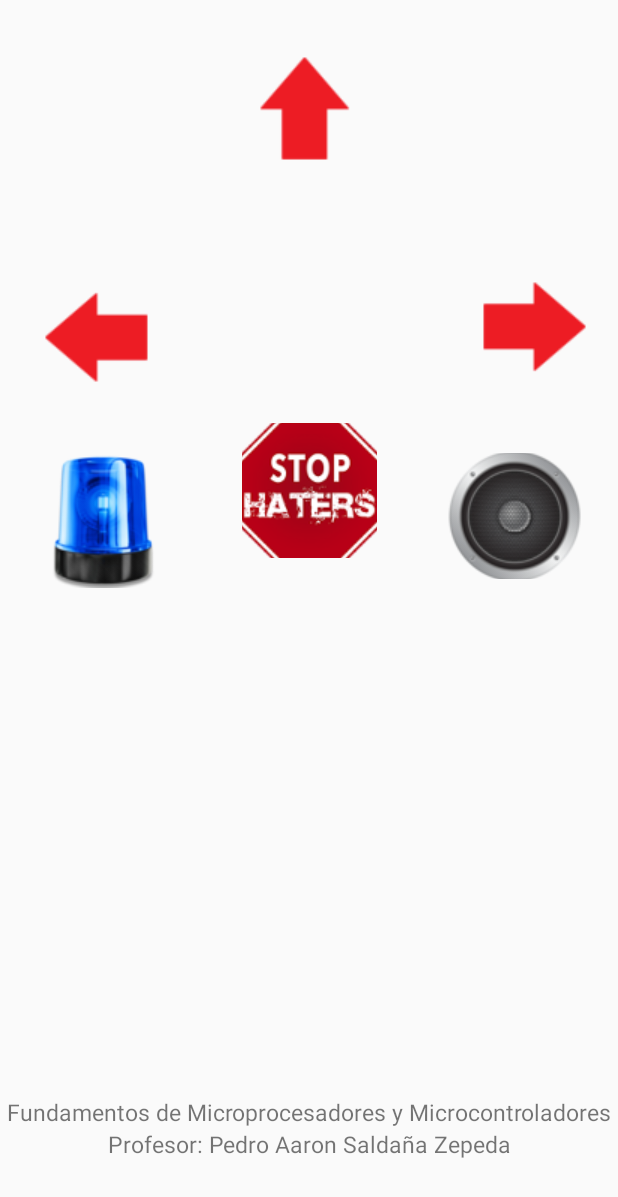
After one commit to jcop91/ControlRemote, an Android app: the layout activity_controlremote.xml on its own in the app's theme, with its tools: preview values and no code run, on a phone screen of 412 x 824 dp. The commit adds this screen. Shown: the top 1197 px of the screen. Run offline under Robolectric (Android 15) with nearby library versions, the phone set to English and light mode, and no system bars.

Commit message:
Actualizar Proyecto

```diff
--- /dev/null
+++ b/app/src/main/res/layout/activity_controlremote.xml
@@ -0,0 +1,129 @@
+<?xml version="1.0" encoding="utf-8"?>
+<android.support.constraint.ConstraintLayout xmlns:android="http://schemas.android.com/apk/res/android"
+    xmlns:app="http://schemas.android.com/apk/res-auto"
+    xmlns:tools="http://schemas.android.com/tools"
+    android:layout_width="match_parent"
+    android:layout_height="match_parent"
+    tools:layout_editor_absoluteY="81dp">
+
+    <ImageButton
+        android:id="@+id/ibLuz"
+        android:layout_width="90dp"
+        android:layout_height="90dp"
+        android:layout_marginStart="24dp"
+        android:layout_marginTop="36dp"
+        android:background="@android:color/transparent"
+        android:contentDescription="@string/Descripcion"
+        android:visibility="visible"
+        app:layout_constraintStart_toStartOf="parent"
+        app:layout_constraintTop_toBottomOf="@+id/ibIzquierda"
+        app:srcCompat="@drawable/foco_icon"
+        tools:ignore="MissingConstraints" />
+
+    <ImageButton
+        android:id="@+id/ibClaxon"
+        android:layout_width="90dp"
+        android:layout_height="84dp"
+        android:layout_marginTop="36dp"
+        android:layout_marginEnd="24dp"
+        android:background="@android:color/transparent"
+        android:contentDescription="@string/Descripcion"
+        android:visibility="visible"
+        app:layout_constraintEnd_toEndOf="parent"
+        app:layout_constraintTop_toBottomOf="@+id/ibDerecha"
+        app:srcCompat="@drawable/claxon_icon"
+        tools:ignore="MissingConstraints" />
+
+    <ImageButton
+        android:id="@+id/ibDerecha"
+        android:layout_width="90dp"
+        android:layout_height="90dp"
+        android:layout_marginStart="8dp"
+        android:layout_marginTop="176dp"
+        android:layout_marginEnd="16dp"
+        android:background="@android:color/transparent"
+        android:contentDescription="@string/Descripcion"
+        app:layout_constraintEnd_toEndOf="parent"
+        app:layout_constraintHorizontal_bias="1.0"
+        app:layout_constraintStart_toEndOf="@+id/ibDetener"
+        app:layout_constraintTop_toTopOf="parent"
+        app:srcCompat="@drawable/flechaderecha"
+        tools:ignore="MissingConstraints" />
+
+    <ImageButton
+        android:id="@+id/ibAvanza"
+        android:layout_width="90dp"
+        android:layout_height="90dp"
+        android:layout_marginStart="8dp"
+        android:layout_marginTop="32dp"
+        android:layout_marginEnd="8dp"
+        android:background="@android:color/transparent"
+        android:contentDescription="@string/Descripcion"
+        app:layout_constraintEnd_toEndOf="parent"
+        app:layout_constraintStart_toStartOf="parent"
+        app:layout_constraintTop_toTopOf="parent"
+        app:srcCompat="@drawable/flechaarriba"
+        tools:ignore="MissingConstraints" />
+
+    <ImageButton
+        android:id="@+id/ibIzquierda"
+        android:layout_width="90dp"
+        android:layout_height="90dp"
+        android:layout_marginStart="24dp"
+        android:layout_marginTop="176dp"
+        android:layout_marginEnd="8dp"
+        android:background="@android:color/transparent"
+        android:contentDescription="@string/Descripcion"
+        app:layout_constraintEnd_toStartOf="@+id/ibDetener"
+        app:layout_constraintHorizontal_bias="0.0"
+        app:layout_constraintStart_toStartOf="parent"
+        app:layout_constraintTop_toTopOf="parent"
+        app:srcCompat="@drawable/flechaizquierda"
+        tools:ignore="MissingConstraints" />
+
+    <ImageButton
+        android:id="@+id/ibDetener"
+        android:layout_width="90dp"
+        android:layout_height="90dp"
+        android:layout_marginStart="8dp"
+        android:layout_marginTop="8dp"
+        android:layout_marginEnd="8dp"
+        android:layout_marginBottom="8dp"
+        android:background="@android:color/transparent"
+        android:contentDescription="@string/Descripcion"
+        app:layout_constraintBottom_toBottomOf="parent"
+        app:layout_constraintEnd_toEndOf="parent"
+        app:layout_constraintStart_toStartOf="parent"
+        app:layout_constraintTop_toTopOf="parent"
+        app:layout_constraintVertical_bias="0.382"
+        app:srcCompat="@drawable/stop_h"
+        tools:ignore="MissingConstraints" />
+
+    <LinearLayout
+        android:layout_width="match_parent"
+        android:layout_height="81dp"
+        android:layout_marginTop="8dp"
+        android:layout_marginBottom="8dp"
+        android:orientation="vertical"
+        app:layout_constraintBottom_toBottomOf="parent"
+        app:layout_constraintTop_toBottomOf="@+id/ibDetener"
+        app:layout_constraintVertical_bias="0.989"
+        tools:ignore="MissingConstraints"
+        tools:layout_editor_absoluteX="0dp">
+
+        <TextView
+            android:layout_width="match_parent"
+            android:layout_height="wrap_content"
+            android:text="@string/Materia"
+            android:textAlignment="center"
+            android:textSize="@dimen/TamañoLetra" />
+
+        <TextView
+            android:layout_width="match_parent"
+            android:layout_height="wrap_content"
+            android:text="@string/Profe"
+            android:textAlignment="center"
+            android:textSize="@dimen/TamañoLetra" />
+    </LinearLayout>
+
+</android.support.constraint.ConstraintLayout>
--- /dev/null
+++ b/app/src/main/res/values/dim.xml
@@ -0,0 +1,4 @@
+<?xml version="1.0" encoding="utf-8"?>
+<resources>
+    <dimen name="TamañoLetra">15sp</dimen>
+</resources>
--- a/app/src/main/res/values/strings.xml
+++ b/app/src/main/res/values/strings.xml
@@ -1,3 +1,7 @@
 <resources>
     <string name="app_name">ControlRemote</string>
+    <string name="Descripcion">Todo</string>
+    <string name="Materia">Fundamentos de Microprocesadores y Microcontroladores</string>
+    <string name="Profe">Profesor: Pedro Aaron Saldaña Zepeda</string>
+    <string name="ActivarBluetooth">Bluetooth desactivado: Favor de activarlo</string>
 </resources>
```
Also changed, not shown: app/src/main/java/com/iteso/controlremote/ControlRemoteActivity.java (added, +83 -0 lines), app/src/main/java/com/iteso/controlremote/source/Tools.java (added, +15 -0 lines), app/src/main/res/drawable/claxon_icon.png (added), app/src/main/res/drawable/flechaarriba.png (added), app/src/main/res/drawable/flechaderecha.png (added), app/src/main/res/drawable/flechaizquierda.png (added), app/src/main/res/drawable/foco_icon.png (added), app/src/main/res/drawable/login_micros.png (added), app/src/main/res/drawable/stop_h.png (added).
